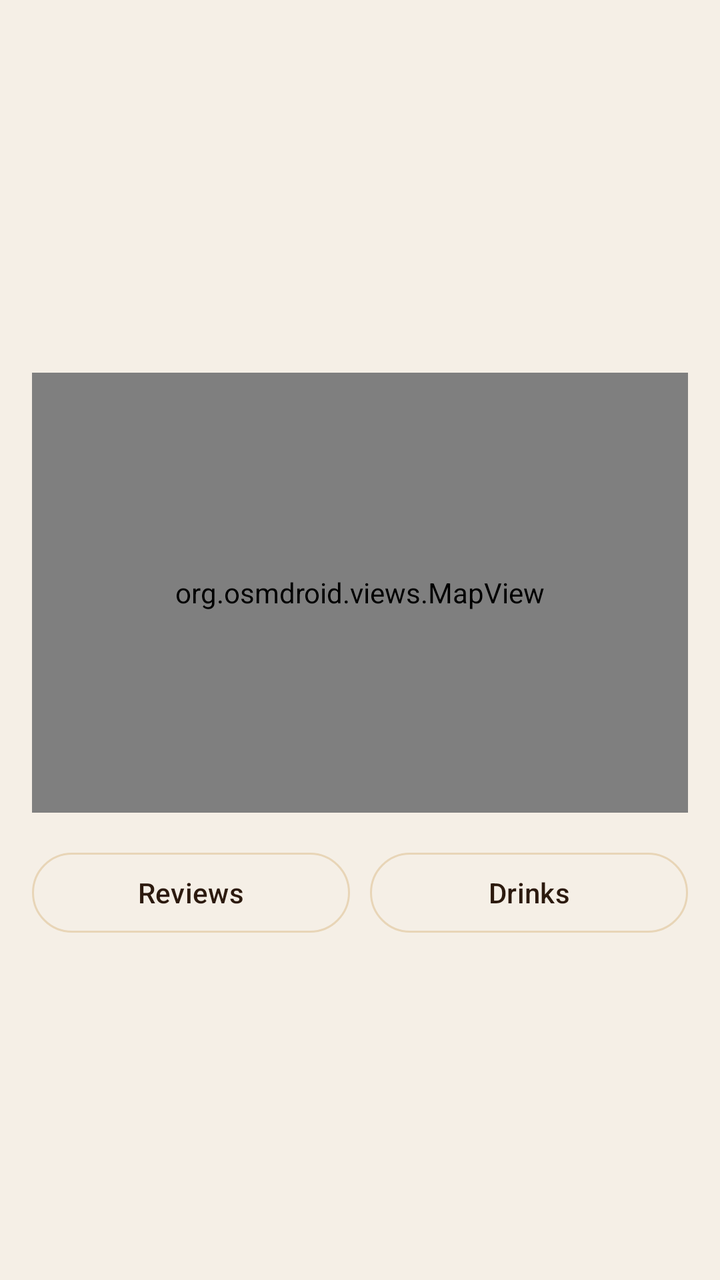
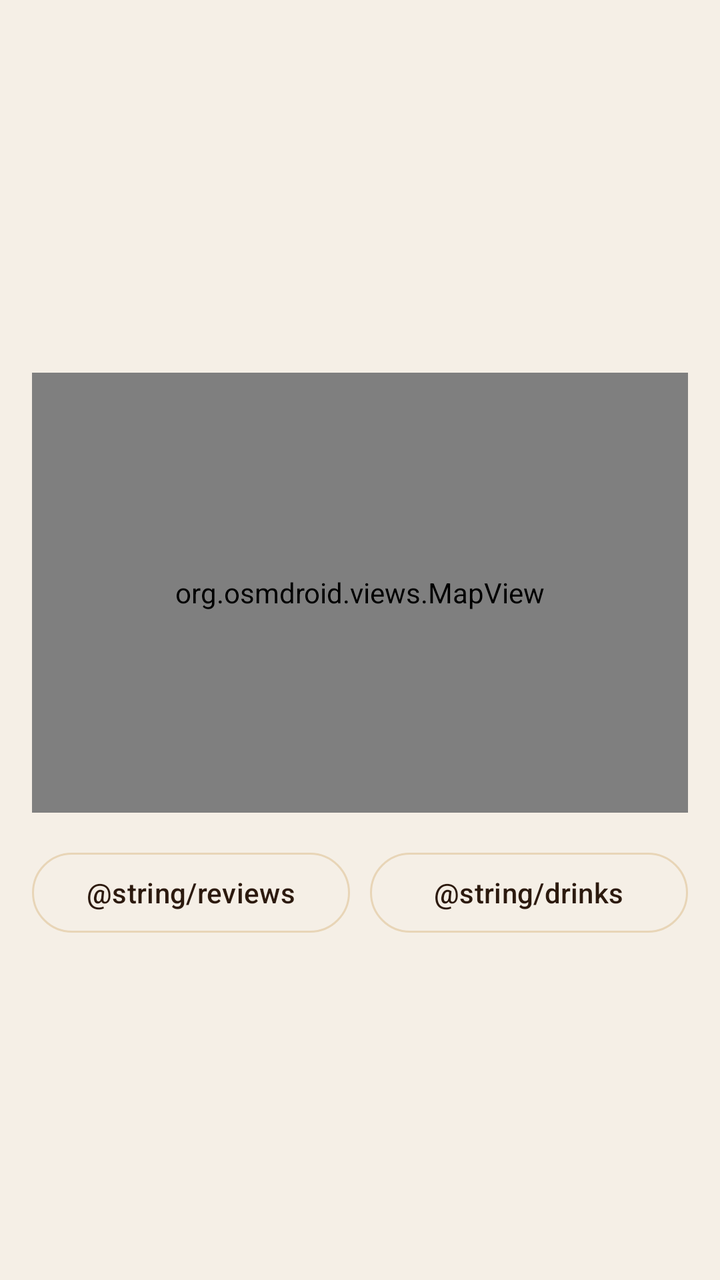

Before-and-after screenshots of an Android layout around one commit, followed by the original layout XML and the change that was made.
<!-- AndroidManifest.xml: application theme Theme.MobileApp -->
<!-- res/layout/fragment_location_detail.xml -->
<?xml version="1.0" encoding="utf-8"?>
<ScrollView xmlns:android="http://schemas.android.com/apk/res/android"
    xmlns:app="http://schemas.android.com/apk/res-auto"
    android:layout_width="match_parent"
    android:layout_height="match_parent"
    android:fillViewport="true"
    android:background="@color/brew_bg">

    <LinearLayout
        android:layout_width="match_parent"
        android:layout_height="wrap_content"
        android:orientation="vertical"
        android:padding="16dp">

        <ProgressBar
            android:id="@+id/progress_detail"
            android:layout_width="wrap_content"
            android:layout_height="wrap_content"
            android:layout_gravity="center_horizontal"
            android:visibility="gone" />

        <TextView
            android:id="@+id/tv_detail_name"
            android:layout_width="match_parent"
            android:layout_height="wrap_content"
            android:layout_marginTop="8dp"
            android:textColor="@color/brew_dark"
            android:textSize="26sp"
            android:textStyle="bold" />

        <TextView
            android:id="@+id/tv_detail_rating"
            android:layout_width="match_parent"
            android:layout_height="wrap_content"
            android:layout_marginTop="6dp"
            android:textColor="@color/brew_brown"
            android:textSize="14sp" />

        <TextView
            android:id="@+id/tv_detail_address"
            android:layout_width="match_parent"
            android:layout_height="wrap_content"
            android:layout_marginTop="4dp"
            android:textColor="@color/brew_brown"
            android:textSize="14sp" />

        <TextView
            android:id="@+id/tv_detail_description"
            android:layout_width="match_parent"
            android:layout_height="wrap_content"
            android:layout_marginTop="14dp"
            android:textColor="@color/brew_dark"
            android:textSize="15sp" />

        <TextView
            android:id="@+id/tv_detail_meta"
            android:layout_width="match_parent"
            android:layout_height="wrap_content"
            android:layout_marginTop="10dp"
            android:textColor="@color/brew_brown"
            android:textSize="14sp" />

        <org.osmdroid.views.MapView
            android:id="@+id/detail_map_view"
            android:layout_width="match_parent"
            android:layout_height="220dp"
            android:layout_marginTop="16dp" />

        <LinearLayout
            android:layout_width="match_parent"
            android:layout_height="wrap_content"
            android:layout_marginTop="16dp"
            android:orientation="horizontal">

            <com.google.android.material.button.MaterialButton
                android:id="@+id/btn_reviews"
                style="@style/Widget.Material3.Button.OutlinedButton"
                android:layout_width="0dp"
                android:layout_height="wrap_content"
                android:layout_weight="1"
                android:text="Reviews" />

            <com.google.android.material.button.MaterialButton
                android:id="@+id/btn_drinks"
                style="@style/Widget.Material3.Button.OutlinedButton"
                android:layout_width="0dp"
                android:layout_height="wrap_content"
                android:layout_marginStart="10dp"
                android:layout_weight="1"
                android:text="Drinks" />
        </LinearLayout>

        <androidx.fragment.app.FragmentContainerView
            android:id="@+id/location_content_container"
            android:layout_width="match_parent"
            android:layout_height="wrap_content"
            android:layout_marginTop="10dp" />

    </LinearLayout>
</ScrollView>
<!-- resources referenced by this layout -->
<resources>
  <color name="brew_bg">#F5EFE6</color>
  <color name="brew_brown">#6B3F1F</color>
  <color name="brew_dark">#2C1A0E</color>
  <style name="Theme.MobileApp" parent="Base.Theme.MobileApp" />
  <style name="Base.Theme.MobileApp" parent="Theme.Material3.DayNight.NoActionBar">
          
          <item name="colorPrimary">@color/brew_dark</item>
          <item name="colorOnPrimary">@color/brew_bg</item>
          <item name="colorPrimaryContainer">@color/brew_light</item>
          <item name="colorOnPrimaryContainer">@color/brew_dark</item>
  
          
          <item name="colorSecondary">@color/brew_accent</item>
          <item name="colorOnSecondary">@color/white</item>
          <item name="colorSecondaryContainer">@color/brew_light</item>
          <item name="colorOnSecondaryContainer">@color/brew_dark</item>
  
          
          <item name="colorTertiary">@color/brew_brown</item>
          <item name="colorOnTertiary">@color/white</item>
  
          
          <item name="android:colorBackground">@color/brew_bg</item>
          <item name="colorSurface">@color/brew_card</item>
          <item name="colorOnSurface">@color/brew_dark</item>
          <item name="colorOnSurfaceVariant">@color/brew_brown</item>
          <item name="colorSurfaceVariant">@color/brew_input_bg</item>
  
          
          <item name="colorOutline">@color/brew_light</item>
          <item name="colorOutlineVariant">@color/brew_light</item>
  
          
          <item name="android:statusBarColor">@color/brew_bg</item>
          <item name="android:windowLightStatusBar" tools:targetApi="23">true</item>
      </style>
  <color name="brew_light">#E8D5B7</color>
  <color name="brew_accent">#C8854A</color>
  <color name="white">#FFFFFFFF</color>
  <color name="brew_card">#FFFFFF</color>
  <color name="brew_input_bg">#FDFAF7</color>
</resources>

<!-- the commit's change to res/layout/fragment_location_detail.xml (unified diff, before → after) -->
@@ -78,7 +78,7 @@
                 android:layout_width="0dp"
                 android:layout_height="wrap_content"
                 android:layout_weight="1"
-                android:text="Reviews" />
+                android:text="@string/reviews" />
 
             <com.google.android.material.button.MaterialButton
                 android:id="@+id/btn_drinks"
@@ -87,7 +87,7 @@
                 android:layout_height="wrap_content"
                 android:layout_marginStart="10dp"
                 android:layout_weight="1"
-                android:text="Drinks" />
+                android:text="@string/drinks" />
         </LinearLayout>
 
         <androidx.fragment.app.FragmentContainerView
